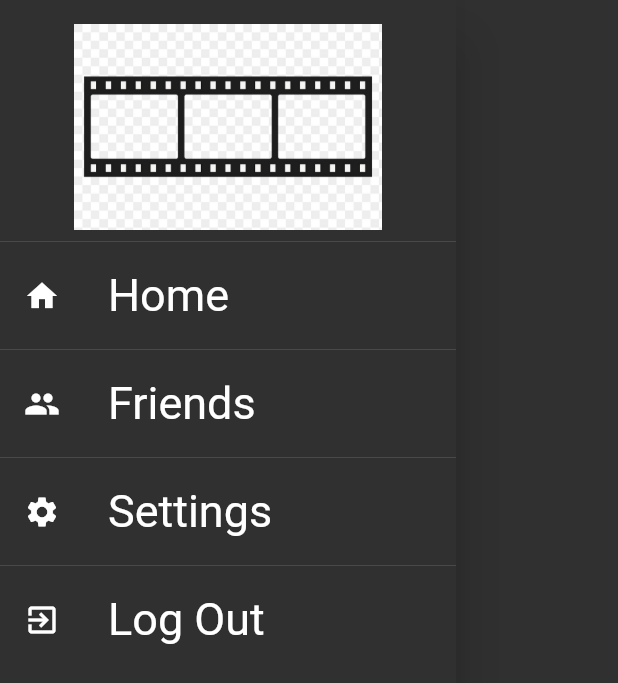
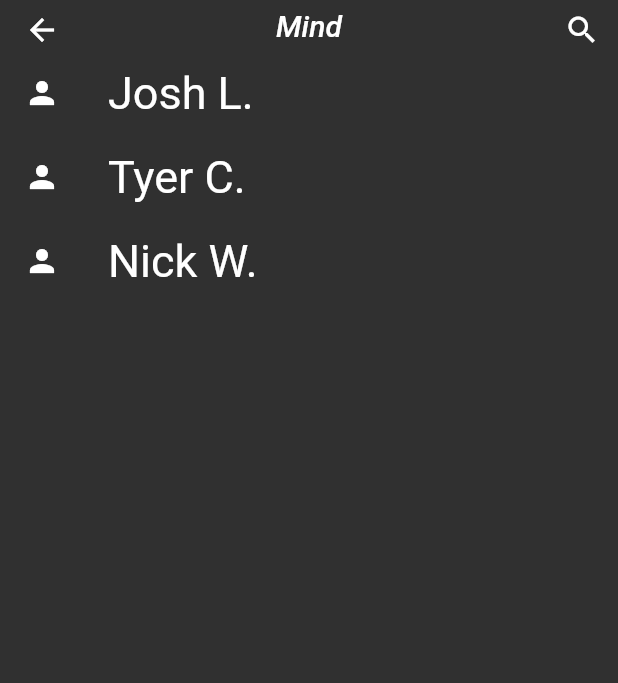
Before and after one commit to lopriorejosh/CSIS3126_LoPriore, a Flutter app: the MyDrawer widget shown alone on an empty page, opened directly, after a tap on "Friends", on a phone screen of 412 x 824 dp. Shown: the top 683 px of the screen. Run offline on Flutter 3.47's test engine with Material 2 defaults, Android fonts, the light colour scheme and no system bars; our stand-ins replace expandable_text, google_fonts, shared_preferences, water_drop_nav_bar; accounts and stored records are empty; network calls fail; Roboto replaces fonts that are missing (Play).

Commit message:
Finding/adding friends in progress

```diff
--- a/mind/lib/Models/friend_model.dart
+++ b/mind/lib/Models/friend_model.dart
@@ -1,7 +1,8 @@
 import '../Models/movie_model.dart';
 
 class Friend {
+  final String UID;
   final String username;
 
-  Friend(this.username);
+  Friend(this.UID, this.username);
 }
--- a/mind/lib/Providers/friends_provider.dart
+++ b/mind/lib/Providers/friends_provider.dart
@@ -5,10 +5,10 @@ import '../API/api_constants.dart';
 import '../Models/friend_model.dart';
 
 class FriendsProvider extends ChangeNotifier {
-  late List<Friend> _friends = [
-    Friend('Test1User'),
-    Friend('Test 2 User'),
-    Friend('Test 3 User'),
+  late final List<Friend> _friends = [
+    Friend('plaj5oFbY5drNw35okMjivCTEUT2', 'Josh L.'),
+    Friend('plaj5oFbY5drNw35okMjivCTEUT2', 'Tyer C.'),
+    Friend('plaj5oFbY5drNw35okMjivCTEUT2', 'Nick W.')
   ];
 
   List<Friend> get friendsList => _friends;
--- a/mind/lib/Screens/SplashScreen.dart
+++ b/mind/lib/Screens/SplashScreen.dart
@@ -10,7 +10,7 @@ class SplashScreen extends StatelessWidget {
         height: MediaQuery.of(context).size.height,
         width: MediaQuery.of(context).size.width,
         decoration: const BoxDecoration(color: Colors.black),
-        child: Image.asset('Assets/Mind Logo.png'),
+        child: Image.asset('lib/Assets/Mind Logo.png'),
       ),
     );
   }
--- /dev/null
+++ b/mind/lib/Screens/friend_lookup_page.dart
@@ -0,0 +1,31 @@
+import 'package:flutter/material.dart';
+import 'package:provider/provider.dart';
+
+import '../Widgets/my_appbar.dart';
+import '../Providers/friends_provider.dart';
+
+class FriendsLookupPage extends StatelessWidget {
+  static const routeName = '/friendsLookup';
+
+  @override
+  Widget build(BuildContext context) {
+    return Scaffold(
+      appBar: MyAppBar(),
+      body: MyFriendsList(),
+    );
+  }
+}
+
+class MyFriendsList extends StatelessWidget {
+  @override
+  Widget build(BuildContext context) {
+    var friends = Provider.of<FriendsProvider>(context).friendsList;
+
+    return ListView.builder(
+        itemCount: friends.length,
+        itemBuilder: (context, index) => ListTile(
+              leading: Icon(Icons.person),
+              title: Text(friends[index].username),
+            ));
+  }
+}
--- a/mind/lib/Widgets/friends_watched.dart
+++ b/mind/lib/Widgets/friends_watched.dart
@@ -87,7 +87,7 @@ class _FriendsWatchedState extends State<FriendsWatched> {
             controller: scroller,
             children: [
               FriendCard(friends[0], popularMovies[0]),
-              FriendCard(friends[1], popularMovies[1]),
+              /*FriendCard(friends[1], popularMovies[1]),
               FriendCard(friends[2], popularMovies[2]),
               FriendCard(friends[2], popularMovies[3]),
               FriendCard(friends[2], popularMovies[4]),
@@ -95,7 +95,7 @@ class _FriendsWatchedState extends State<FriendsWatched> {
               FriendCard(friends[2], popularMovies[6]),
               FriendCard(friends[2], popularMovies[7]),
               FriendCard(friends[2], popularMovies[8]),
-              FriendCard(friends[2], popularMovies[9]),
+              FriendCard(friends[2], popularMovies[9]),*/
             ],
           ),
         ),
--- a/mind/lib/Widgets/my_drawer.dart
+++ b/mind/lib/Widgets/my_drawer.dart
@@ -19,7 +19,9 @@ class MyDrawer extends StatelessWidget {
         ),
         Divider(),
         ListTile(
-          onTap: () {},
+          onTap: () {
+            Navigator.of(context).pushReplacementNamed('/friendsLookup');
+          },
           title: Text('Friends'),
           leading: Icon(Icons.people),
         ),
```
Also changed, not shown: mind/lib/Screens/movie_description_page.dart (+58 -7 lines), mind/lib/main.dart (+5 -4 lines).
